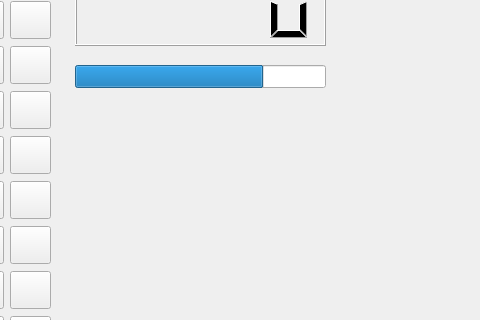
bernndd/QtDHBWscapes, file QtDHBWscapes.ui: the form before one commit; both pictures show x 525 to 1005 and y 82 to 402 of the 1113 by 639 pixel window.
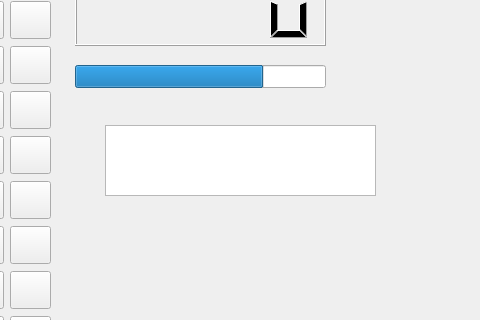
The form after the commit.

```diff
--- a/QtDHBWscapes.ui
+++ b/QtDHBWscapes.ui
@@ -1078,6 +1078,16 @@
      <bool>false</bool>
     </property>
    </widget>
+   <widget class="QPlainTextEdit" name="plainTextEdit">
+    <property name="geometry">
+     <rect>
+      <x>630</x>
+      <y>190</y>
+      <width>271</width>
+      <height>71</height>
+     </rect>
+    </property>
+   </widget>
   </widget>
   <widget class="QMenuBar" name="menuBar">
    <property name="geometry">
```
Left out of the diff: 2 changed lines with no effect on the pictures.
